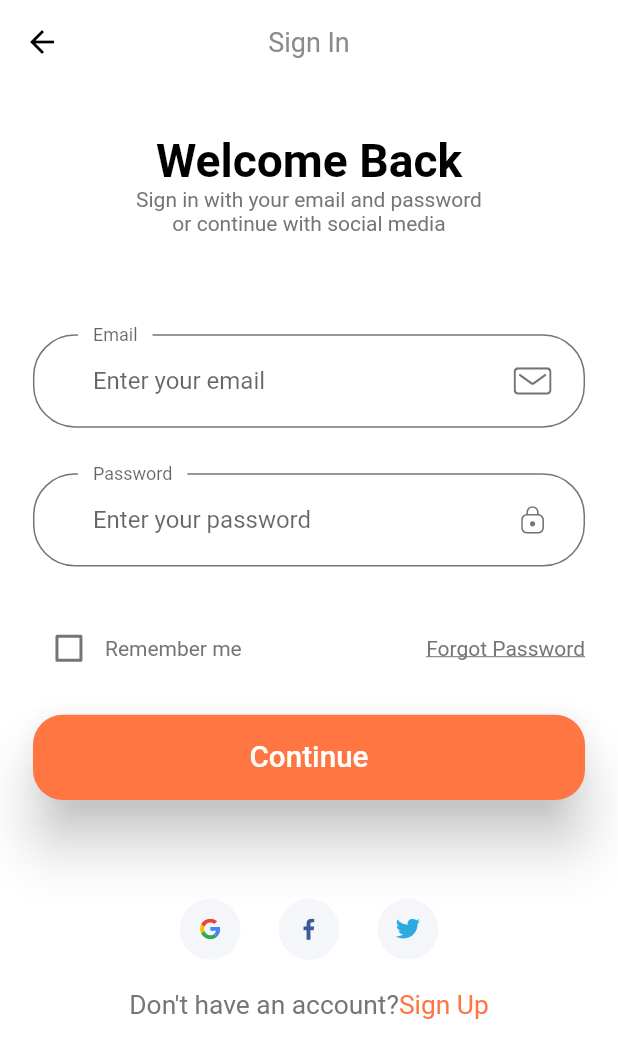
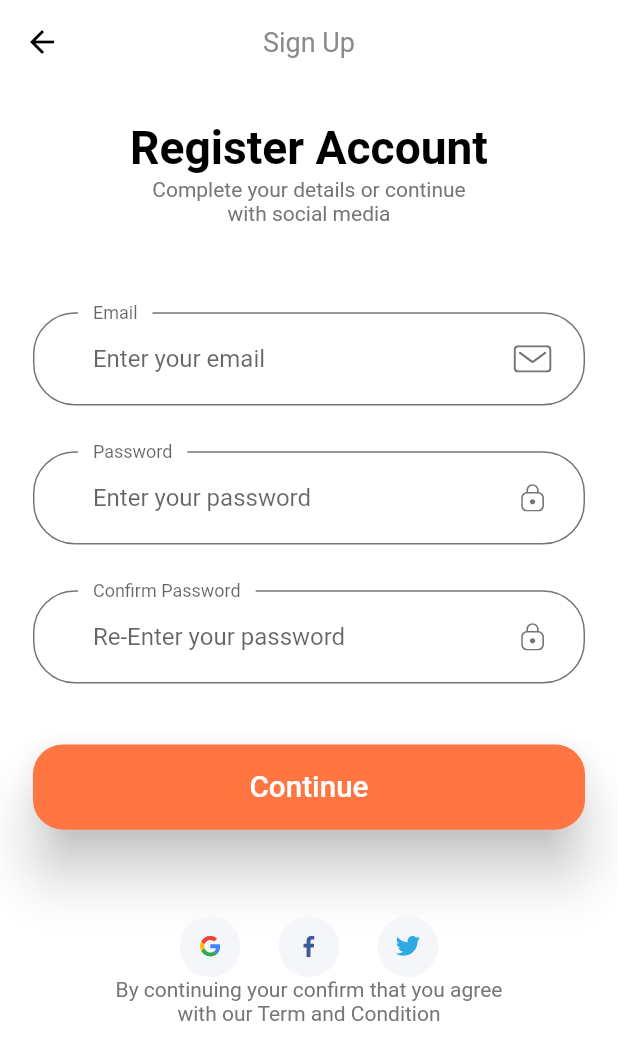
Before and after one commit to FikaStudio-code/EmanciApp, a Flutter app: the screen it shows after launch, after a tap on "Continue", on a phone screen of 412 x 824 dp. Shown: the top 1060 px of the screen. Run offline on Flutter 3.47's test engine with Material 2 defaults, Android fonts, the phone set to English and light mode, and no system bars; our stand-ins replace flutter_svg.

Commit message:
create sign_up page

```diff
--- a/lib/components/no_account_text.dart
+++ b/lib/components/no_account_text.dart
@@ -2,6 +2,7 @@ import 'package:flutter/material.dart';
 
 import '../constants.dart';
 import '../size_config.dart';
+import '../screens/sign_up/sign_up_screen.dart';
 
 class NoAccountText extends StatelessWidget {
   const NoAccountText({
@@ -16,7 +17,7 @@ class NoAccountText extends StatelessWidget {
         Text("Don't have an account?",
             style: TextStyle(fontSize: getProportionateScreenWidth(16))),
         GestureDetector(
-          onTap: () {},
+          onTap: () => {Navigator.pushNamed(context, SignUpscreen.routeName)},
           child: Text("Sign Up",
               style: TextStyle(
                   fontSize: getProportionateScreenWidth(16),
--- a/lib/constants.dart
+++ b/lib/constants.dart
@@ -1,3 +1,4 @@
+import 'package:e_commerce/size_config.dart';
 import 'package:flutter/material.dart';
 
 const kPrimaryColor = Color(0xFFFF7643);
@@ -11,6 +12,12 @@ const kSecondaryColor = Color(0xFF979797);
 const kTextColor = Color(0xFF757575);
 const kAnimationDuration = Duration(milliseconds: 200);
 
+final headingStyle = TextStyle(
+    fontSize: getProportionateScreenWidth(28),
+    fontWeight: FontWeight.bold,
+    color: Colors.black,
+    height: 1.5);
+
 // Form Error
 
 final RegExp emailVailidatorRegExp =
--- a/lib/routes.dart
+++ b/lib/routes.dart
@@ -1,6 +1,7 @@
 import 'package:e_commerce/screens/forgot_password/forgot_password_screen.dart';
 import 'package:e_commerce/screens/login_success/login_success_screen.dart';
 import 'package:e_commerce/screens/sign_in/sign_in_screen.dart';
+import 'package:e_commerce/screens/sign_up/sign_up_screen.dart';
 import 'package:e_commerce/screens/splash/splash_screen.dart';
 import 'package:flutter/widgets.dart';
 
@@ -9,4 +10,5 @@ final Map<String, WidgetBuilder> routes = {
   SignInScreen.routeName: (context) => SignInScreen(),
   ForgotPasswordScreen.routeName: (context) => ForgotPasswordScreen(),
   LoginSuccessScreen.routeName: (context) => LoginSuccessScreen(),
+  SignInScreen.routeName: (context) => SignUpscreen(),
 };
--- /dev/null
+++ b/lib/screens/sign_up/components/body.dart
@@ -0,0 +1,47 @@
+import 'package:e_commerce/components/social_card.dart';
+import 'package:e_commerce/constants.dart';
+import 'package:e_commerce/screens/sign_up/components/sign_up_form.dart';
+import 'package:e_commerce/size_config.dart';
+import 'package:flutter/material.dart';
+
+class Body extends StatelessWidget {
+  const Body({Key? key}) : super(key: key);
+
+  @override
+  Widget build(BuildContext context) {
+    return Padding(
+      padding:
+          EdgeInsets.symmetric(horizontal: getProportionateScreenWidth(20)),
+      child: SizedBox(
+        width: double.infinity,
+        child: SingleChildScrollView(
+          child: Column(
+            children: [
+              SizedBox(height: SizeConfig.screenHeight * 0.02),
+              Text("Register Account", style: headingStyle),
+              Text(
+                "Complete your details or continue \nwith social media",
+                textAlign: TextAlign.center,
+              ),
+              SizedBox(height: SizeConfig.screenHeight * 0.07),
+              SignUpForm(),
+              SizedBox(height: SizeConfig.screenHeight * 0.07),
+              Row(
+                mainAxisAlignment: MainAxisAlignment.center,
+                children: [
+                  SocialCard(
+                      icon: "assets/icons/google-icon.svg", press: () {}),
+                  SocialCard(icon: "assets/icons/facebook-2.svg", press: () {}),
+                  SocialCard(icon: "assets/icons/twitter.svg", press: () {}),
+                ],
+              ),
+              Text(
+                  "By continuing your confirm that you agree \nwith our Term and Condition",
+                  textAlign: TextAlign.center)
+            ],
+          ),
+        ),
+      ),
+    );
+  }
+}
--- /dev/null
+++ b/lib/screens/sign_up/components/sign_up_form.dart
@@ -0,0 +1,152 @@
+import 'package:e_commerce/components/default_button.dart';
+import 'package:e_commerce/components/form_error.dart';
+import 'package:e_commerce/constants.dart';
+import 'package:e_commerce/screens/sign_in/components/custom_suffix_icon.dart';
+import 'package:e_commerce/size_config.dart';
+import 'package:flutter/material.dart';
+
+class SignUpForm extends StatefulWidget {
+  const SignUpForm({Key? key}) : super(key: key);
+
+  @override
+  _SignUpFormState createState() => _SignUpFormState();
+}
+
+class _SignUpFormState extends State<SignUpForm> {
+  final _formKey = GlobalKey<FormState>();
+  late String email;
+  late String password;
+  late String confirm_password;
+  final List<String> errors = [];
+  @override
+  Widget build(BuildContext context) {
+    return Form(
+      key: _formKey,
+      child: Column(
+        children: [
+          buildEmailFormField(),
+          SizedBox(height: getProportionateScreenHeight(30)),
+          buildPasswordFormField(),
+          SizedBox(height: getProportionateScreenHeight(30)),
+          buildConfPasswordFormField(),
+          SizedBox(height: getProportionateScreenHeight(40)),
+          FormError(errors: errors),
+          DefaultButton(
+              text: "Continue",
+              press: () {
+                if (_formKey.currentState!.validate()) {}
+              })
+        ],
+      ),
+    );
+  }
+
+  TextFormField buildConfPasswordFormField() {
+    return TextFormField(
+        obscureText: true,
+        keyboardType: TextInputType.emailAddress,
+        onSaved: (newValue) => confirm_password = newValue.toString(),
+        onChanged: (value) {
+          if (password == confirm_password) {
+            setState(() {
+              errors.remove(kMatchPassError);
+            });
+          }
+          return null;
+        },
+        validator: (value) {
+          if (value!.isEmpty) {
+            return "";
+          } else if (password != confirm_password) {
+            setState(() {
+              errors.add(kMatchPassError);
+            });
+            return "";
+          }
+          return null;
+        },
+        decoration: InputDecoration(
+            labelText: "Confirm Password",
+            hintText: "Re-Enter your password",
+            floatingLabelBehavior: FloatingLabelBehavior.always,
+            suffixIcon: CustomSuffixIcon(svgIcon: "assets/icons/Lock.svg")));
+  }
+
+  TextFormField buildPasswordFormField() {
+    return TextFormField(
+        obscureText: true,
+        keyboardType: TextInputType.emailAddress,
+        onSaved: (newValue) => password = newValue.toString(),
+        onChanged: (value) {
+          if (value.isNotEmpty && errors.contains(kPassNullError)) {
+            setState(() {
+              errors.remove(kPassNullError);
+            });
+          } else if (value.length >= 8 && errors.contains(kShortPassError)) {
+            setState(() {
+              errors.remove(kShortPassError);
+            });
+          }
+          password = value;
+          return null;
+        },
+        validator: (value) {
+          if (value!.isEmpty && !errors.contains(kPassNullError)) {
+            setState(() {
+              errors.add(kPassNullError);
+            });
+            return "";
+          } else if (value.length < 8 && !errors.contains(kShortPassError)) {
+            setState(() {
+              errors.add(kShortPassError);
+            });
+            return "";
+          }
+          return null;
+        },
+        decoration: InputDecoration(
+            labelText: "Password",
+            hintText: "Enter your password",
+            floatingLabelBehavior: FloatingLabelBehavior.always,
+            suffixIcon: CustomSuffixIcon(svgIcon: "assets/icons/Lock.svg")));
+  }
+
+  TextFormField buildEmailFormField() {
+    return TextFormField(
+        keyboardType: TextInputType.emailAddress,
+        onSaved: (newValue) => email = newValue.toString(),
+        onChanged: (value) {
+          if (value.isNotEmpty && errors.contains(kEmailNullError)) {
+            setState(() {
+              errors.remove(kEmailNullError);
+            });
+          } else if (emailVailidatorRegExp.hasMatch(value) &&
+              errors.contains(kInvalidEmailError)) {
+            setState(() {
+              errors.remove(kInvalidEmailError);
+            });
+          }
+          return null;
+        },
+        validator: (value) {
+          if (value!.isEmpty && !errors.contains(kEmailNullError)) {
+            setState(() {
+              errors.add(kEmailNullError);
+            });
+            return "";
+          } else if (!emailVailidatorRegExp.hasMatch(value) &&
+              !errors.contains(kInvalidEmailError)) {
+            setState(() {
+              errors.add(kInvalidEmailError);
+            });
+            return "";
+          }
+          return null;
+        },
+        decoration: InputDecoration(
+            labelText: "Email",
+            hintText: "Enter your email",
+            floatingLabelBehavior: FloatingLabelBehavior.always,
+            suffixIcon: CustomSuffixIcon(svgIcon: "assets/icons/Mail.svg")));
+  }
+}
--- /dev/null
+++ b/lib/screens/sign_up/sign_up_screen.dart
@@ -0,0 +1,18 @@
+import 'package:flutter/material.dart';
+
+import 'components/body.dart';
+
+class SignUpscreen extends StatelessWidget {
+  static String routeName = "/sign_up";
+  const SignUpscreen({Key? key}) : super(key: key);
+
+  @override
+  Widget build(BuildContext context) {
+    return Scaffold(
+      appBar: AppBar(
+        title: Text("Sign Up"),
+      ),
+      body: Body(),
+    );
+  }
+}
```
